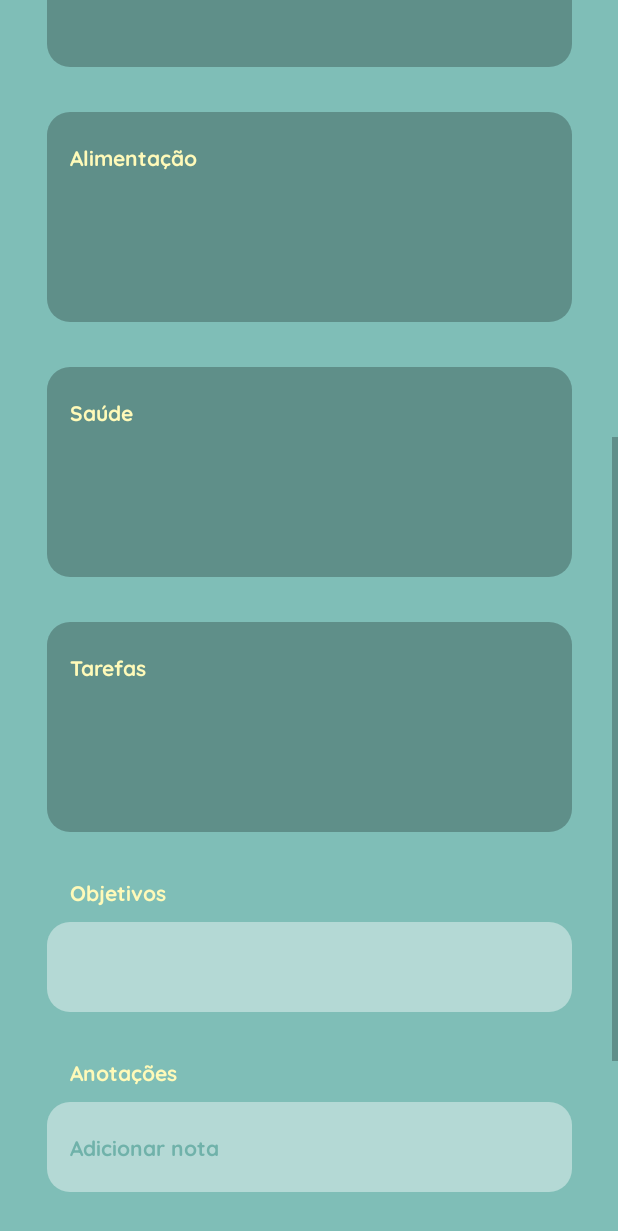
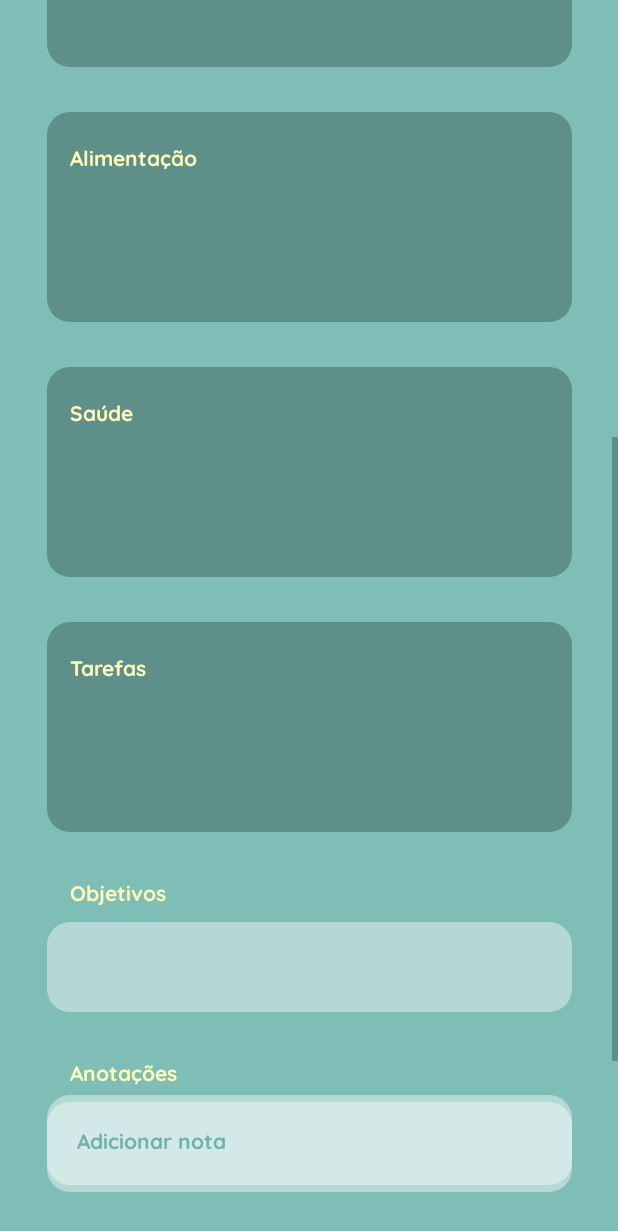
Before and after one commit to eurenaneu/moodyDuck, an Android app: the FormRegistro screen opened directly, with no data from a screen before it, scrolled down 576 dp, on a phone screen of 412 x 824 dp. Shown: the top 1231 px of the screen. Run offline under Robolectric (Android 15) with nearby library versions, the phone set to English and light mode, and no system bars; our stand-ins replace Firebase (no records; nobody signed in at launch, a user with empty details on screens opened directly).

Commit message:
TO-DO: Add togglebuttons e ajustar anotações

```diff
--- a/app/src/main/res/layout/activity_form_registro.xml
+++ b/app/src/main/res/layout/activity_form_registro.xml
@@ -235,20 +235,22 @@
 
         <EditText
             android:id="@+id/editTextTextPersonName2"
-            android:layout_width="320dp"
+            android:layout_width="350dp"
             android:layout_height="wrap_content"
+            android:background="@drawable/boxnotes"
             android:ems="10"
             android:fontFamily="@font/qckbold"
-            android:background="@color/transparent"
             android:hint="Adicionar nota"
             android:inputType="textPersonName"
-            android:textSize="14sp"
+            android:paddingHorizontal="20dp"
+            android:paddingVertical="20dp"
             android:textColor="#70B2AA"
             android:textColorHint="#70B2AA"
+            android:textSize="14sp"
             app:layout_constraintBottom_toBottomOf="@+id/viewAnotacoes"
             app:layout_constraintEnd_toEndOf="@+id/viewAnotacoes"
             app:layout_constraintStart_toStartOf="@+id/viewAnotacoes"
-            app:layout_constraintTop_toTopOf="@+id/viewAnotacoes" />
+            app:layout_constraintTop_toBottomOf="@+id/tituloAnotacoes" />
 
         <TextView
             android:id="@+id/textView11"
```
